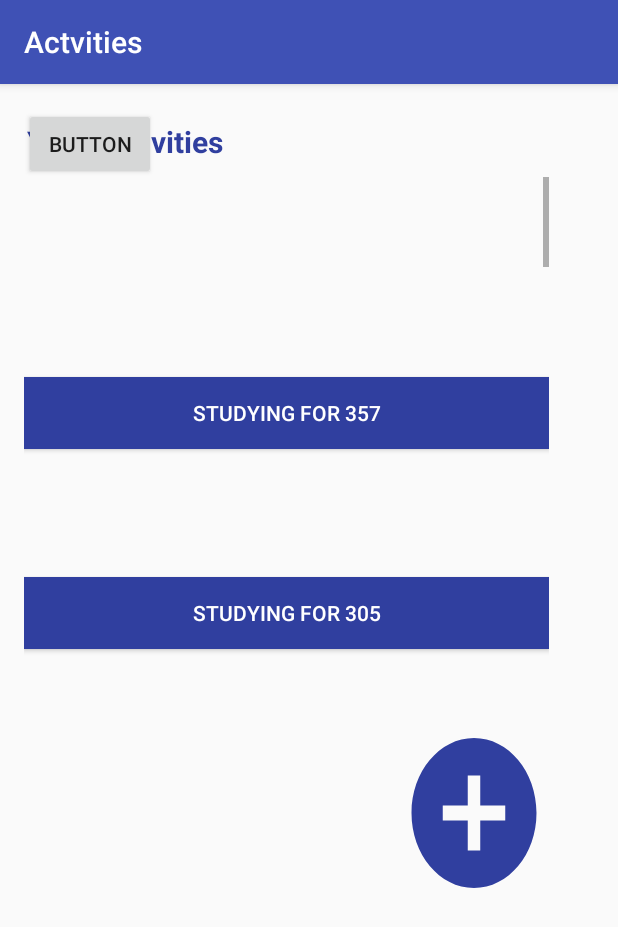
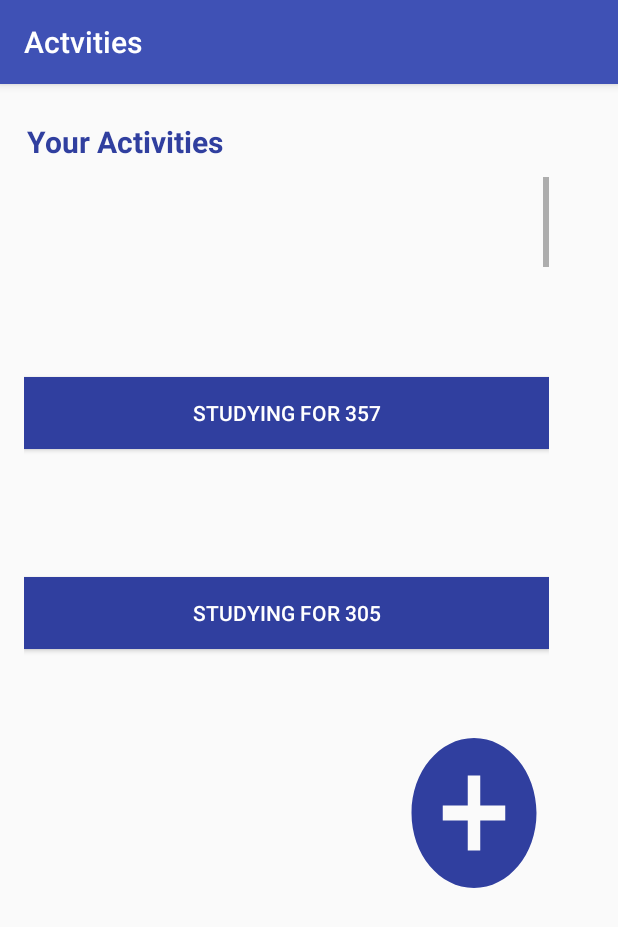
Before and after one commit to cpe305Spring17/reAct, an Android app: the ActivitiesHome screen opened directly, with no data from a screen before it, on a phone screen of 412 x 824 dp. Shown: the top 927 px of the screen. Run offline under Robolectric (Android 15) with nearby library versions, the phone set to English and light mode, and no system bars.

Commit message:
Deleted random button in activity_home.xml

```diff
--- a/app/src/main/res/layout/activity_activities_home.xml
+++ b/app/src/main/res/layout/activity_activities_home.xml
@@ -24,12 +24,6 @@
         android:id="@+id/textView" />
 
     <Button
-        android:text="Button"
-        android:layout_width="wrap_content"
-        android:layout_height="wrap_content"
-        android:id="@+id/button2" />
-
-    <Button
         android:layout_width="100dp"
         android:layout_height="120dp"
         android:layout_marginLeft="250dp"
```
